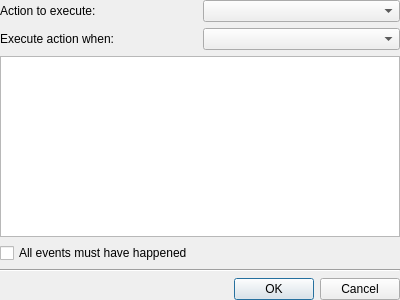
This is plugins/shutdown/shutdowndlg.ui in KDE/ktorrent as Qt 5 draws it before an edit. The edited form follows.
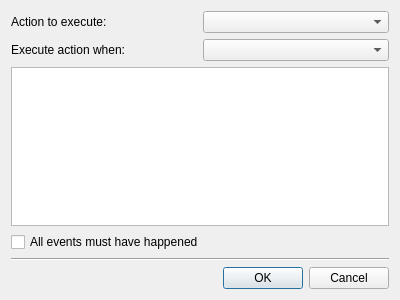
This is the edited form.

Commit message: Fix spacing of shutdown plugin configuration

What changed in the file:
```diff
--- a/plugins/shutdown/shutdowndlg.ui
+++ b/plugins/shutdown/shutdowndlg.ui
@@ -14,18 +14,6 @@
    <string>Shutdown Settings</string>
   </property>
   <layout class="QVBoxLayout" name="verticalLayout">
-   <property name="leftMargin">
-    <number>0</number>
-   </property>
-   <property name="topMargin">
-    <number>0</number>
-   </property>
-   <property name="rightMargin">
-    <number>0</number>
-   </property>
-   <property name="bottomMargin">
-    <number>0</number>
-   </property>
    <item>
     <layout class="QGridLayout" name="gridLayout">
      <item row="0" column="0">
```
